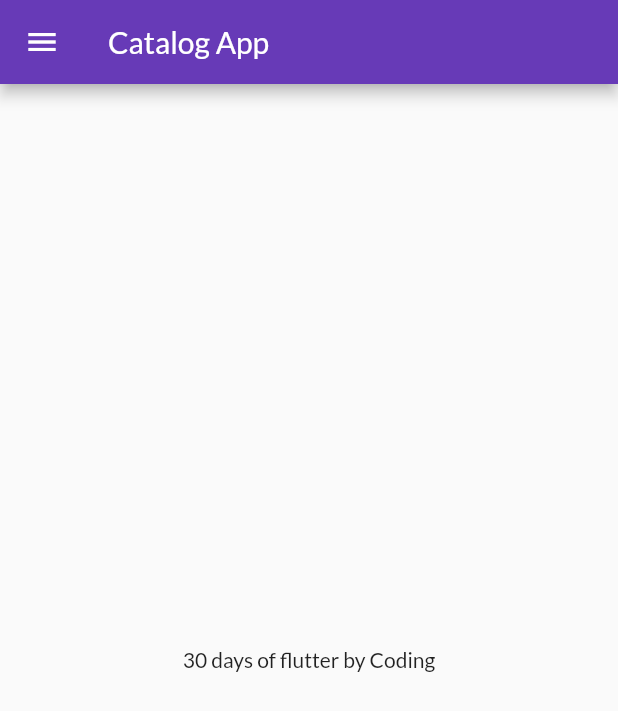
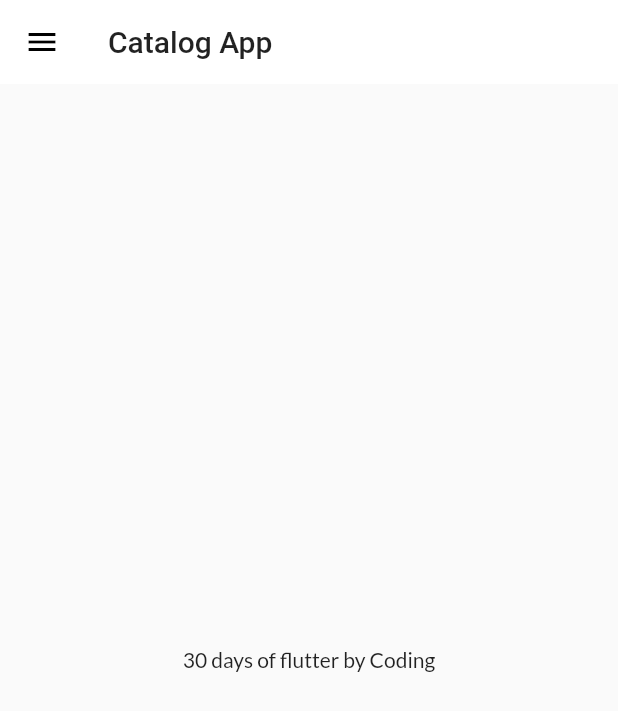
Before and after one commit to git-max-ai/flutter_application, a Flutter app: the screen it shows after launch, on a phone screen of 412 x 824 dp. Shown: the top 711 px of the screen. Run offline on Flutter 3.47's test engine with Material 2 defaults, Android fonts, the phone set to English and light mode, and no system bars; our stand-ins replace google_fonts.

Commit message:
themes extracted

```diff
--- a/lib/main.dart
+++ b/lib/main.dart
@@ -2,6 +2,7 @@ import 'package:flutter/material.dart';
 import 'package:flutter_application_1/pages/home_page.dart';
 import 'package:flutter_application_1/pages/login_page.dart';
 import 'package:flutter_application_1/utils/routes.dart';
+import 'package:flutter_application_1/widgets/themes.dart';
 import 'package:google_fonts/google_fonts.dart';
 
 // import 'pages/home_page.dart';
@@ -29,14 +30,10 @@ class MyApp extends StatelessWidget {
 
     return MaterialApp(
       // home: HomePage(),
+
       themeMode: ThemeMode.light,
-      theme: ThemeData(primarySwatch: Colors.deepPurple,
-      fontFamily: GoogleFonts.lato().fontFamily,
-      // primaryTextTheme: GoogleFonts.latoTextTheme(),
-      ),
-      darkTheme: ThemeData(
-        brightness: Brightness.dark
-      ),
+      theme: MyTheme.lightTheme(context),
+      darkTheme: MyTheme.darkTheme(context),
 
       debugShowCheckedModeBanner: false,
 
--- /dev/null
+++ b/lib/widgets/themes.dart
@@ -0,0 +1,20 @@
+import 'package:flutter/material.dart';
+import 'package:google_fonts/google_fonts.dart';
+
+class MyTheme{
+  static ThemeData lightTheme(BuildContext context) => ThemeData(
+        primarySwatch: Colors.deepPurple,
+        fontFamily: GoogleFonts.lato().fontFamily,
+        appBarTheme: AppBarTheme(
+          color: Colors.white,
+          elevation: 0.0, //drop shadow
+          iconTheme: IconThemeData(color: Colors.black),
+          textTheme: Theme.of(context).textTheme,
+        )
+      // primaryTextTheme: GoogleFonts.latoTextTheme(),
+      );
+
+      static ThemeData darkTheme(BuildContext context) => ThemeData(
+        brightness: Brightness.dark
+      );
+}
```
